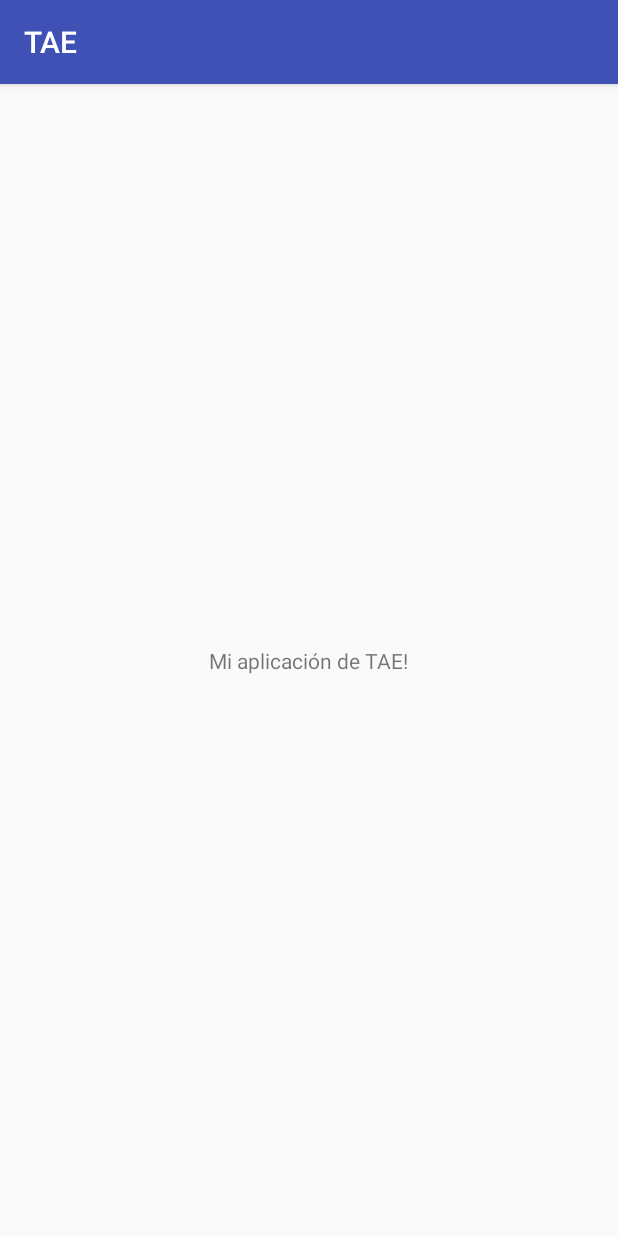
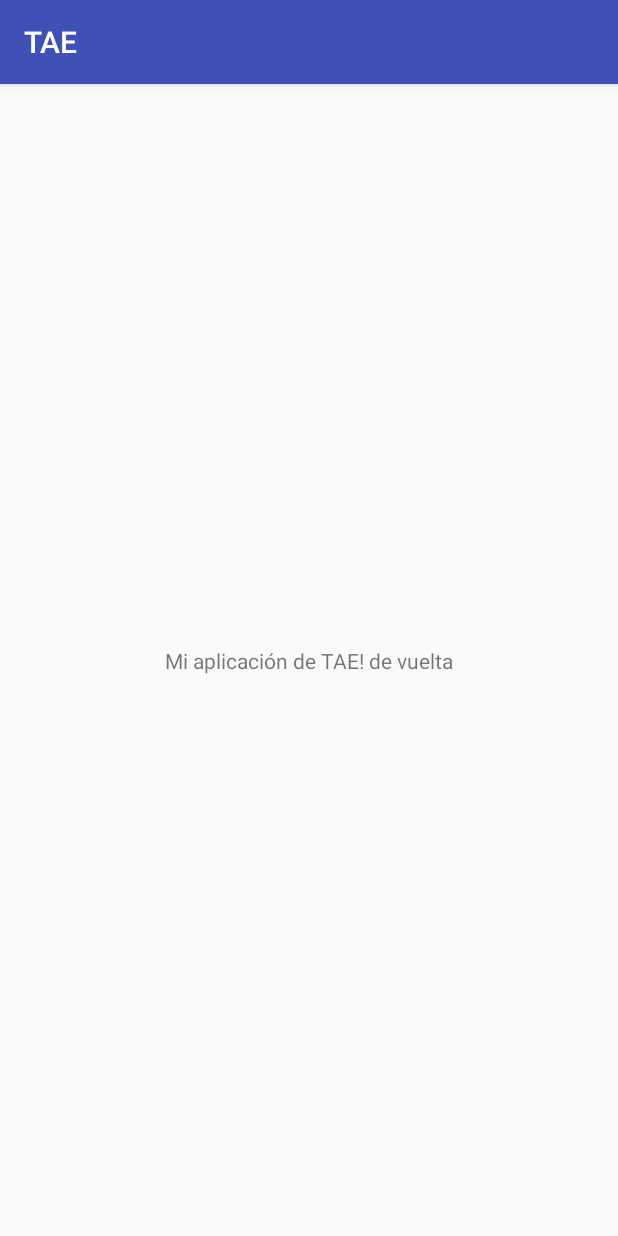
Before and after one commit to JessicaCaraballo/TAE_, an Android app: the screen it shows after launch (MainActivity), on a phone screen of 412 x 824 dp. Run offline under Robolectric (Android 15) with nearby library versions, the phone set to English and light mode, and no system bars.

Commit message:
Update activity_main.xml

```diff
--- a/app/src/main/res/layout/activity_main.xml
+++ b/app/src/main/res/layout/activity_main.xml
@@ -9,7 +9,7 @@
     <TextView
         android:layout_width="wrap_content"
         android:layout_height="wrap_content"
-        android:text="Mi aplicación de TAE!"
+        android:text="Mi aplicación de TAE! de vuelta"
         app:layout_constraintBottom_toBottomOf="parent"
         app:layout_constraintLeft_toLeftOf="parent"
         app:layout_constraintRight_toRightOf="parent"
```
